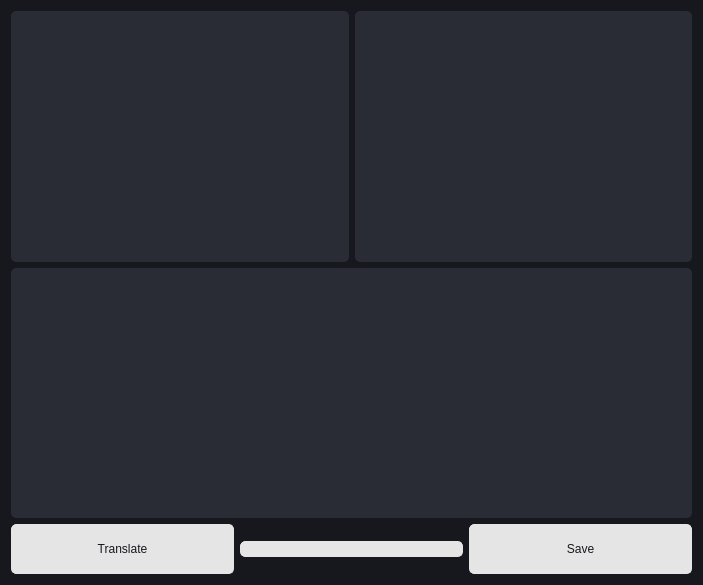
Above: ui/translate_clipboard.ui from MarwanMagdy0/EHelper before the change. Below: the same form after it.
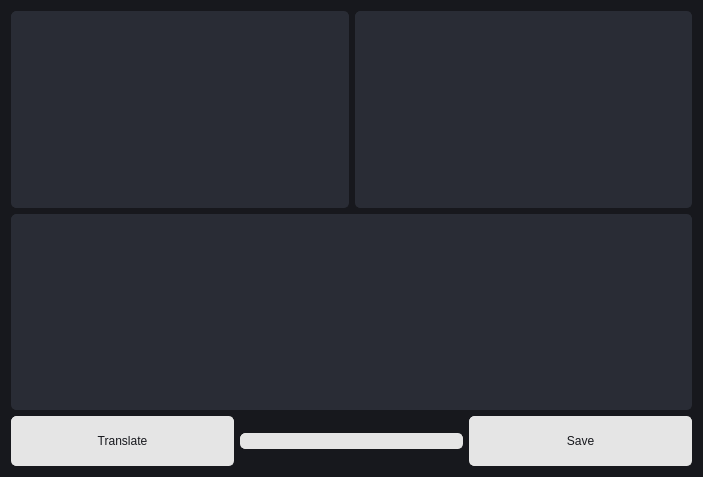
That is the form after the change. Icons and pictures are not drawn.

```diff
--- a/ui/translate_clipboard.ui
+++ b/ui/translate_clipboard.ui
@@ -7,7 +7,7 @@
     <x>0</x>
     <y>0</y>
     <width>703</width>
-    <height>585</height>
+    <height>477</height>
    </rect>
   </property>
   <property name="windowTitle">
```
